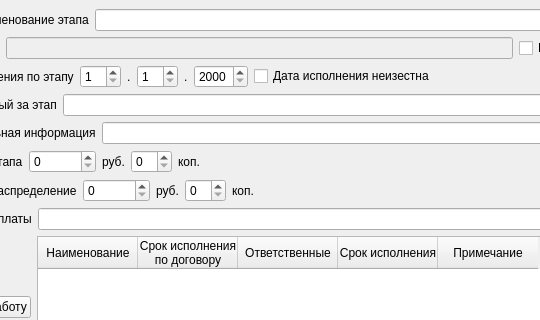
First picture: the form in prilogenie/addstage.ui, repository parlamentyor/auto_correct_plan, before the edit; both pictures show x 81 to 621 and y 0 to 320 of the 800 by 616 pixel window.
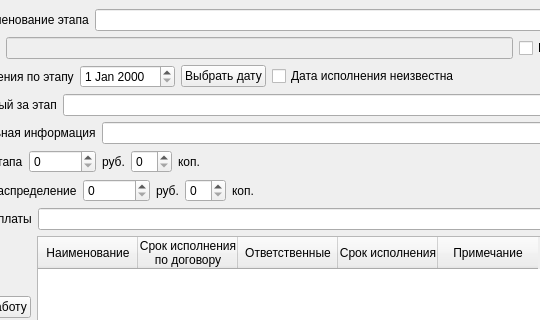
Second picture: the form after the edit.

The edit to the form file:
```diff
--- a/prilogenie/addstage.ui
+++ b/prilogenie/addstage.ui
@@ -68,62 +68,19 @@
        </widget>
       </item>
       <item>
-       <widget class="QSpinBox" name="sb_deadline_dd">
-        <property name="enabled">
-         <bool>true</bool>
-        </property>
-        <property name="minimum">
-         <number>1</number>
-        </property>
-        <property name="maximum">
-         <number>31</number>
-        </property>
-       </widget>
+       <widget class="QDateEdit" name="de_deadline_data"/>
       </item>
       <item>
-       <widget class="QLabel" name="label_9">
+       <widget class="QPushButton" name="pb_edit_deadline_data">
         <property name="text">
-         <string>.</string>
-        </property>
-       </widget>
-      </item>
-      <item>
-       <widget class="QSpinBox" name="sb_deadline_mm">
-        <property name="enabled">
-         <bool>true</bool>
-        </property>
-        <property name="minimum">
-         <number>1</number>
-        </property>
-        <property name="maximum">
-         <number>12</number>
-        </property>
-       </widget>
-      </item>
-      <item>
-       <widget class="QLabel" name="label_10">
-        <property name="text">
-         <string>.</string>
-        </property>
-       </widget>
-      </item>
-      <item>
-       <widget class="QSpinBox" name="sb_deadline_yyyy">
-        <property name="enabled">
-         <bool>true</bool>
-        </property>
-        <property name="minimum">
-         <number>2000</number>
-        </property>
-        <property name="maximum">
-         <number>9999</number>
+         <string>Выбрать дату</string>
         </property>
        </widget>
       </item>
       <item>
        <widget class="QCheckBox" name="cb_with_deadline_data">
         <property name="text">
-         <string>Дата исполнения неизестна</string>
+         <string>Дата исполнения неизвестна</string>
         </property>
        </widget>
       </item>
```
